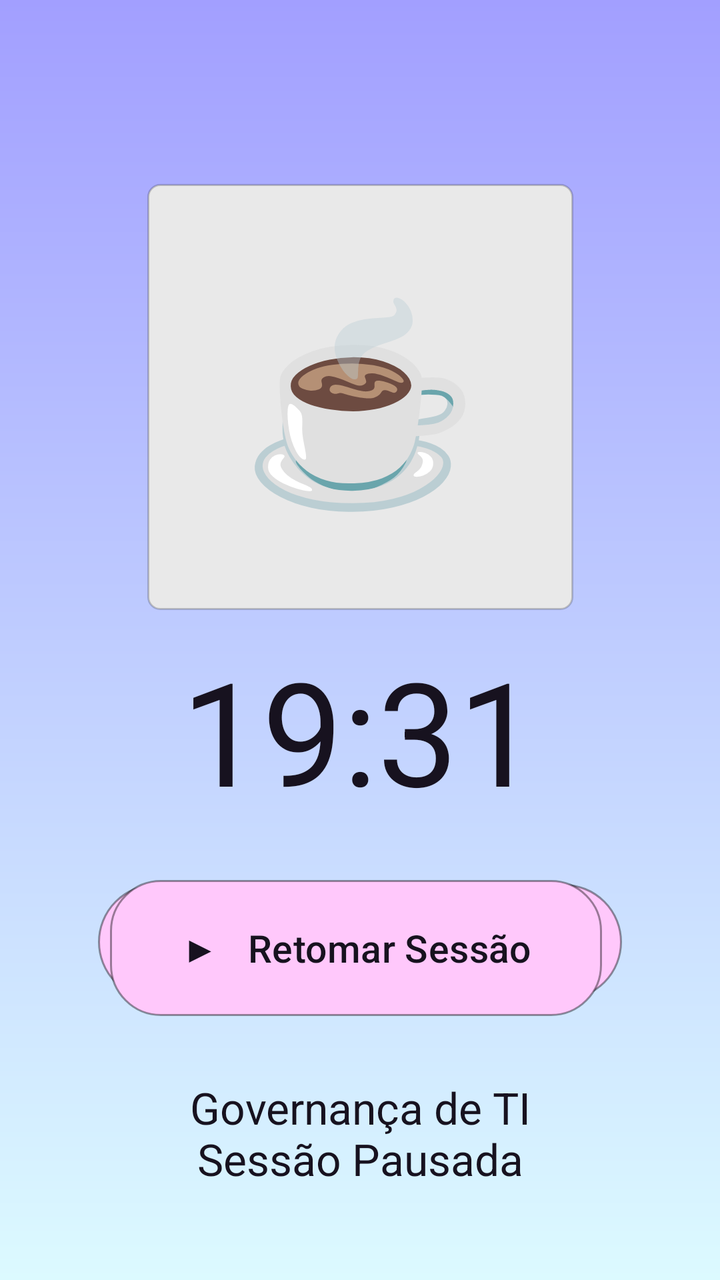
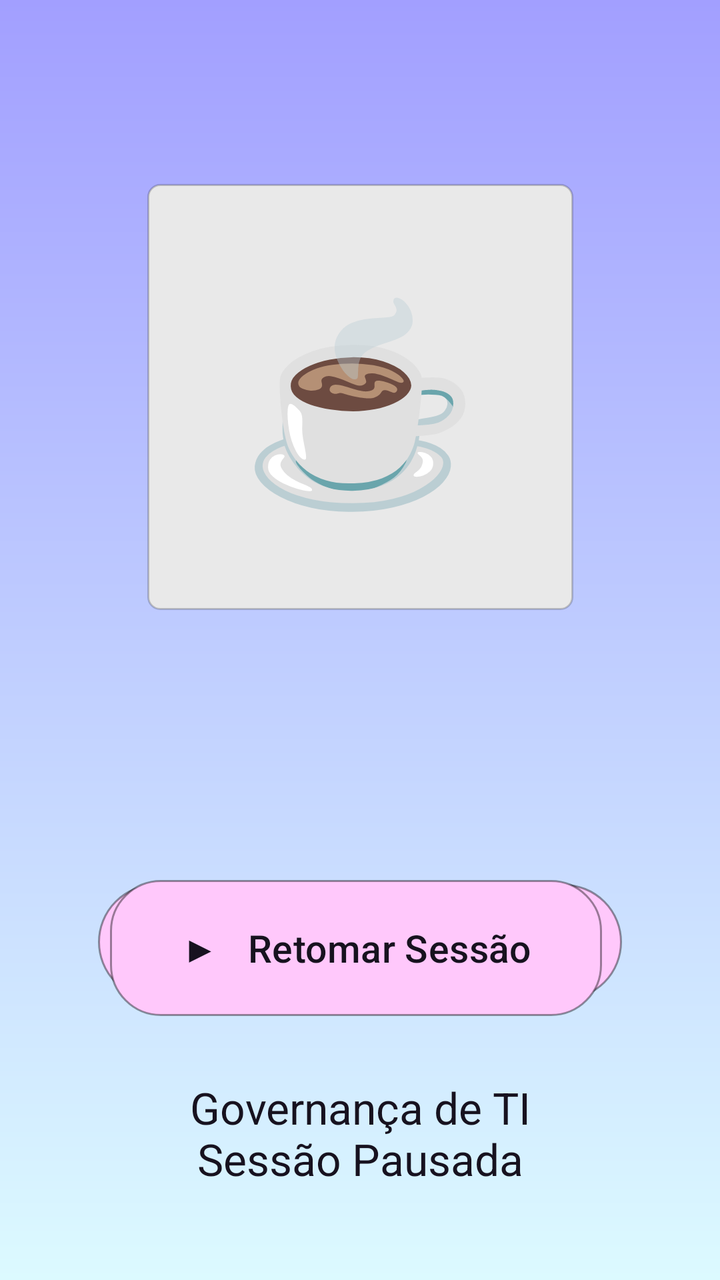

Before-and-after screenshots of an Android layout around one commit, followed by the original layout XML and the change that was made.
<!-- AndroidManifest.xml: application theme Theme.FocaAi -->
<!-- res/layout/activity_sessao_pausada.xml -->
<?xml version="1.0" encoding="utf-8"?>
<androidx.constraintlayout.widget.ConstraintLayout xmlns:android="http://schemas.android.com/apk/res/android"
    xmlns:app="http://schemas.android.com/apk/res-auto"
    xmlns:tools="http://schemas.android.com/tools"
    android:layout_width="match_parent"
    android:layout_height="match_parent"
    android:background="@drawable/bg_foca_gradient"
    tools:context=".activities.SessaoPausadaActivity">

    <TextView
        android:id="@+id/txtIlustracaoPausada"
        android:layout_width="213dp"
        android:layout_height="213dp"
        android:layout_marginTop="92dp"
        android:background="@drawable/card_foca"
        android:gravity="center"
        android:text="☕"
        android:textSize="96sp"
        app:layout_constraintTop_toTopOf="parent"
        app:layout_constraintStart_toStartOf="parent"
        app:layout_constraintEnd_toEndOf="parent" />

    <TextView
        android:id="@+id/txtCronometroPausado"
        android:layout_width="match_parent"
        android:layout_height="wrap_content"
        android:layout_marginTop="12dp"
        android:gravity="center"
        android:text="19:31"
        android:textColor="@color/foca_text"
        android:textSize="72sp"
        app:layout_constraintTop_toBottomOf="@id/txtIlustracaoPausada"
        app:layout_constraintStart_toStartOf="parent"
        app:layout_constraintEnd_toEndOf="parent" />

    <LinearLayout
        android:id="@+id/linhaCiclosPausada"
        android:layout_width="match_parent"
        android:layout_height="80dp"
        android:layout_marginTop="18dp"
        android:gravity="center"
        android:orientation="horizontal"
        app:layout_constraintTop_toBottomOf="@id/txtCronometroPausado"
        app:layout_constraintStart_toStartOf="parent"
        app:layout_constraintEnd_toEndOf="parent">

        <TextView android:layout_width="58dp" android:layout_height="58dp" android:layout_margin="5dp" android:background="@drawable/circulo_ciclo_foca" android:gravity="center" android:text="✓" android:textColor="@color/foca_text" android:textSize="22sp" />
        <TextView android:layout_width="58dp" android:layout_height="58dp" android:layout_margin="5dp" android:background="@drawable/circulo_ciclo_foca" android:gravity="center" android:text="2" android:textColor="@color/foca_text" android:textSize="20sp" />
        <TextView android:layout_width="58dp" android:layout_height="58dp" android:layout_margin="5dp" android:background="@drawable/circulo_ciclo_foca" android:gravity="center" android:text="3" android:textColor="@color/foca_text" android:textSize="20sp" />
        <TextView android:layout_width="58dp" android:layout_height="58dp" android:layout_margin="5dp" android:background="@drawable/circulo_ciclo_foca" android:gravity="center" android:text="4" android:textColor="@color/foca_text" android:textSize="20sp" />
    </LinearLayout>

    <TextView
        android:id="@+id/txtStatusPausada"
        android:layout_width="0dp"
        android:layout_height="wrap_content"
        android:layout_marginStart="28dp"
        android:layout_marginEnd="28dp"
        android:layout_marginTop="28dp"
        android:gravity="center"
        android:text="Governança de TI\nSessão Pausada"
        android:textColor="@color/foca_text"
        android:textSize="22sp"
        app:layout_constraintTop_toBottomOf="@id/linhaCiclosPausada"
        app:layout_constraintStart_toStartOf="parent"
        app:layout_constraintEnd_toEndOf="parent" />

    <Button
        android:id="@+id/btnRetomarSessao"
        android:layout_width="0dp"
        android:layout_height="68dp"
        android:layout_marginStart="55dp"
        android:layout_marginEnd="59dp"
        android:layout_marginBottom="132dp"
        android:background="@drawable/button_foca_pink"
        android:text="▶   Retomar Sessão"
        android:textAllCaps="false"
        android:textColor="@color/foca_text"
        android:textSize="19sp"
        app:backgroundTint="@null"
        app:layout_constraintBottom_toBottomOf="parent"
        app:layout_constraintStart_toStartOf="parent"
        app:layout_constraintEnd_toEndOf="parent" />

</androidx.constraintlayout.widget.ConstraintLayout>
<!-- resources referenced by this layout -->
<resources>
  <color name="foca_text">#17121F</color>
  <!-- drawable bg_foca_gradient (drawable) -->
  <?xml version="1.0" encoding="utf-8"?>
  <shape xmlns:android="http://schemas.android.com/apk/res/android" android:shape="rectangle">
      <gradient android:angle="270" android:startColor="#A29FFF" android:endColor="#DCFAFF" android:type="linear" />
  </shape>
  <!-- drawable button_foca_pink (drawable) -->
  <?xml version="1.0" encoding="utf-8"?>
  <shape xmlns:android="http://schemas.android.com/apk/res/android" android:shape="rectangle">
      <solid android:color="#FFC8FB" />
      <corners android:radius="25dp" />
      <stroke android:width="1dp" android:color="#66000000" />
  </shape>
  <!-- drawable card_foca (drawable) -->
  <?xml version="1.0" encoding="utf-8"?>
  <shape xmlns:android="http://schemas.android.com/apk/res/android" android:shape="rectangle">
      <solid android:color="#E9E9E9" />
      <corners android:radius="6dp" />
      <stroke android:width="1dp" android:color="#33000000" />
  </shape>
  <!-- drawable circulo_ciclo_foca (drawable) -->
  <?xml version="1.0" encoding="utf-8"?>
  <shape xmlns:android="http://schemas.android.com/apk/res/android" android:shape="oval">
      <solid android:color="#FFC8FB" />
      <stroke android:width="1dp" android:color="#66000000" />
  </shape>
  <style name="Theme.FocaAi" parent="Base.Theme.FocaAi" />
  <style name="Base.Theme.FocaAi" parent="Theme.Material3.DayNight.NoActionBar">
          
          
      </style>
</resources>

<!-- the commit's change to res/layout/activity_sessao_pausada.xml (unified diff, before → after) -->
@@ -26,12 +26,11 @@
         android:layout_height="wrap_content"
         android:layout_marginTop="12dp"
         android:gravity="center"
-        android:text="19:31"
         android:textColor="@color/foca_text"
         android:textSize="72sp"
-        app:layout_constraintTop_toBottomOf="@id/txtIlustracaoPausada"
+        app:layout_constraintEnd_toEndOf="parent"
         app:layout_constraintStart_toStartOf="parent"
-        app:layout_constraintEnd_toEndOf="parent" />
+        app:layout_constraintTop_toBottomOf="@id/txtIlustracaoPausada" />
 
     <LinearLayout
         android:id="@+id/linhaCiclosPausada"
@@ -44,10 +43,41 @@
         app:layout_constraintStart_toStartOf="parent"
         app:layout_constraintEnd_toEndOf="parent">
 
-        <TextView android:layout_width="58dp" android:layout_height="58dp" android:layout_margin="5dp" android:background="@drawable/circulo_ciclo_foca" android:gravity="center" android:text="✓" android:textColor="@color/foca_text" android:textSize="22sp" />
-        <TextView android:layout_width="58dp" android:layout_height="58dp" android:layout_margin="5dp" android:background="@drawable/circulo_ciclo_foca" android:gravity="center" android:text="2" android:textColor="@color/foca_text" android:textSize="20sp" />
-        <TextView android:layout_width="58dp" android:layout_height="58dp" android:layout_margin="5dp" android:background="@drawable/circulo_ciclo_foca" android:gravity="center" android:text="3" android:textColor="@color/foca_text" android:textSize="20sp" />
-        <TextView android:layout_width="58dp" android:layout_height="58dp" android:layout_margin="5dp" android:background="@drawable/circulo_ciclo_foca" android:gravity="center" android:text="4" android:textColor="@color/foca_text" android:textSize="20sp" />
+        <TextView
+            android:layout_width="58dp"
+            android:layout_height="58dp"
+            android:layout_margin="5dp"
+            android:background="@drawable/circulo_ciclo_foca"
+            android:gravity="center"
+            android:textColor="@color/foca_text"
+            android:textSize="22sp" />
+
+        <TextView
+            android:layout_width="58dp"
+            android:layout_height="58dp"
+            android:layout_margin="5dp"
+            android:background="@drawable/circulo_ciclo_foca"
+            android:gravity="center"
+            android:textColor="@color/foca_text"
+            android:textSize="20sp" />
+
+        <TextView
+            android:layout_width="58dp"
+            android:layout_height="58dp"
+            android:layout_margin="5dp"
+            android:background="@drawable/circulo_ciclo_foca"
+            android:gravity="center"
+            android:textColor="@color/foca_text"
+            android:textSize="20sp" />
+
+        <TextView
+            android:layout_width="58dp"
+            android:layout_height="58dp"
+            android:layout_margin="5dp"
+            android:background="@drawable/circulo_ciclo_foca"
+            android:gravity="center"
+            android:textColor="@color/foca_text"
+            android:textSize="20sp" />
     </LinearLayout>
 
     <TextView
